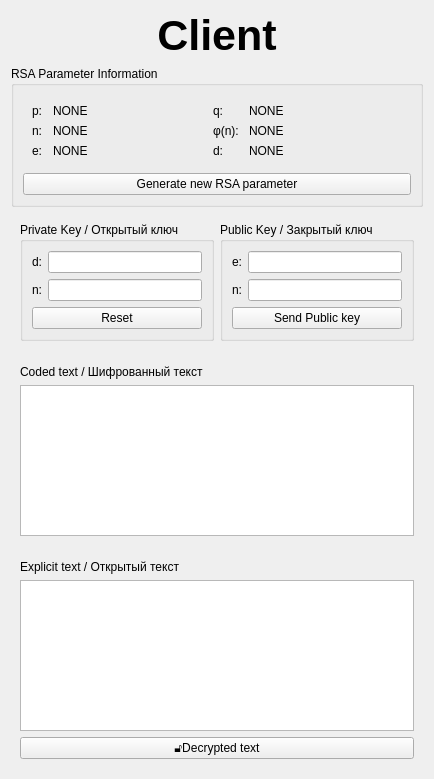
Qt form client.ui (NekoSilverFox/Qt-RSA) before a commit.
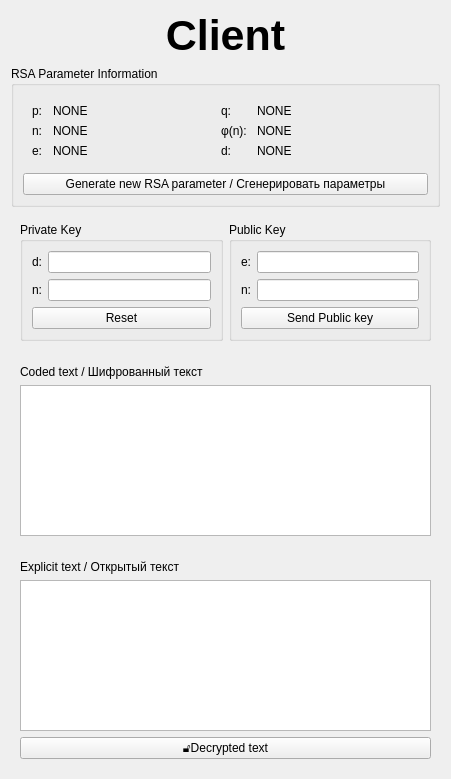
The same form after that commit.

```diff
--- a/client.ui
+++ b/client.ui
@@ -6,7 +6,7 @@
    <rect>
     <x>0</x>
     <y>0</y>
-    <width>434</width>
+    <width>451</width>
     <height>779</height>
    </rect>
   </property>
@@ -153,7 +153,7 @@
       <item>
        <widget class="QPushButton" name="btnGenerateNewRSAParameters">
         <property name="text">
-         <string>Generate new RSA parameter</string>
+         <string>Generate new RSA parameter / Сгенерировать параметры</string>
         </property>
        </widget>
       </item>
@@ -166,7 +166,7 @@
       <item>
        <widget class="QGroupBox" name="groupBox_2">
         <property name="title">
-         <string>Private Key / Открытый ключ</string>
+         <string>Private Key</string>
         </property>
         <layout class="QGridLayout" name="gridLayout_2">
          <item row="2" column="1">
@@ -208,7 +208,7 @@
       <item>
        <widget class="QGroupBox" name="groupBox_3">
         <property name="title">
-         <string>Public Key / Закрытый ключ</string>
+         <string>Public Key</string>
         </property>
         <layout class="QGridLayout" name="gridLayout_3">
          <item row="0" column="0">
```
